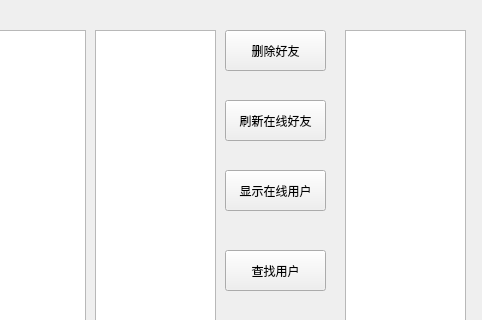
Above: TcpClient/mainmenu.ui from 13097339905/myNetworkDisk before the change; both pictures show x 395 to 877 and y 0 to 320 of the 877 by 516 pixel window. Below: the same form after it.
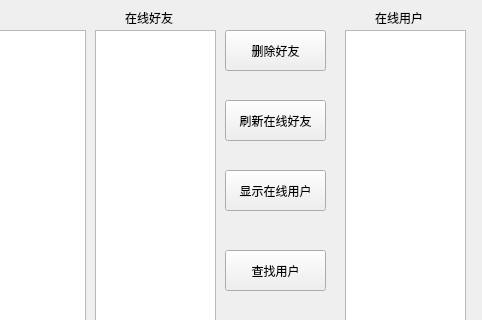
That is the form after the change.

Commit message: add delete friend function

```diff
--- a/TcpClient/mainmenu.ui
+++ b/TcpClient/mainmenu.ui
@@ -185,6 +185,45 @@
    </widget>
    <widget class="QWidget" name="filePage"/>
   </widget>
+  <widget class="QLabel" name="onlineUserLabel">
+   <property name="geometry">
+    <rect>
+     <x>770</x>
+     <y>10</y>
+     <width>72</width>
+     <height>15</height>
+    </rect>
+   </property>
+   <property name="text">
+    <string>在线用户</string>
+   </property>
+  </widget>
+  <widget class="QLabel" name="onlineFriendLabel">
+   <property name="geometry">
+    <rect>
+     <x>520</x>
+     <y>10</y>
+     <width>72</width>
+     <height>15</height>
+    </rect>
+   </property>
+   <property name="text">
+    <string>在线好友</string>
+   </property>
+  </widget>
+  <widget class="QLabel" name="welcomeLabel">
+   <property name="geometry">
+    <rect>
+     <x>260</x>
+     <y>10</y>
+     <width>131</width>
+     <height>20</height>
+    </rect>
+   </property>
+   <property name="text">
+    <string/>
+   </property>
+  </widget>
  </widget>
  <resources/>
  <connections/>
```
The commit also changes 18 other files.
